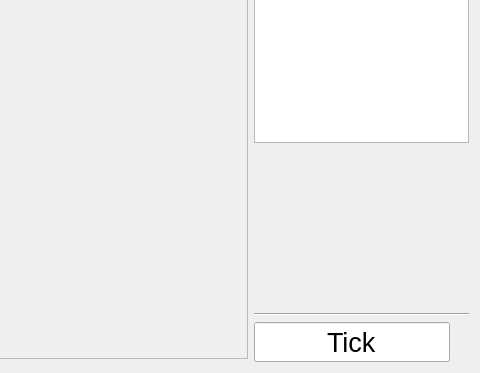
The window that agario/local_runner/mainwindow.ui (MailRuChamps/miniaicups) describes before a commit, drawn with Qt 5; both pictures show x 423 to 903 and y 333 to 706 of the 903 by 706 pixel window.
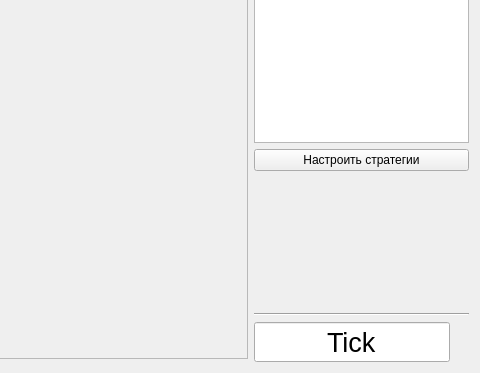
The same window after the commit.

Commit message:
Add button for strategies settings
Fixed #49

What changed in the file:
```diff
--- a/agario/local_runner/mainwindow.ui
+++ b/agario/local_runner/mainwindow.ui
@@ -199,6 +199,13 @@
       <item>
        <widget class="QListWidget" name="leaders"/>
       </item>
+      <item>
+       <widget class="QPushButton" name="btn_strategies_settings">
+        <property name="text">
+         <string>Настроить стратегии</string>
+        </property>
+       </widget>
+      </item>
       <item>
        <spacer name="verticalSpacer">
         <property name="orientation">
```
The commit also changes 1 other file.
